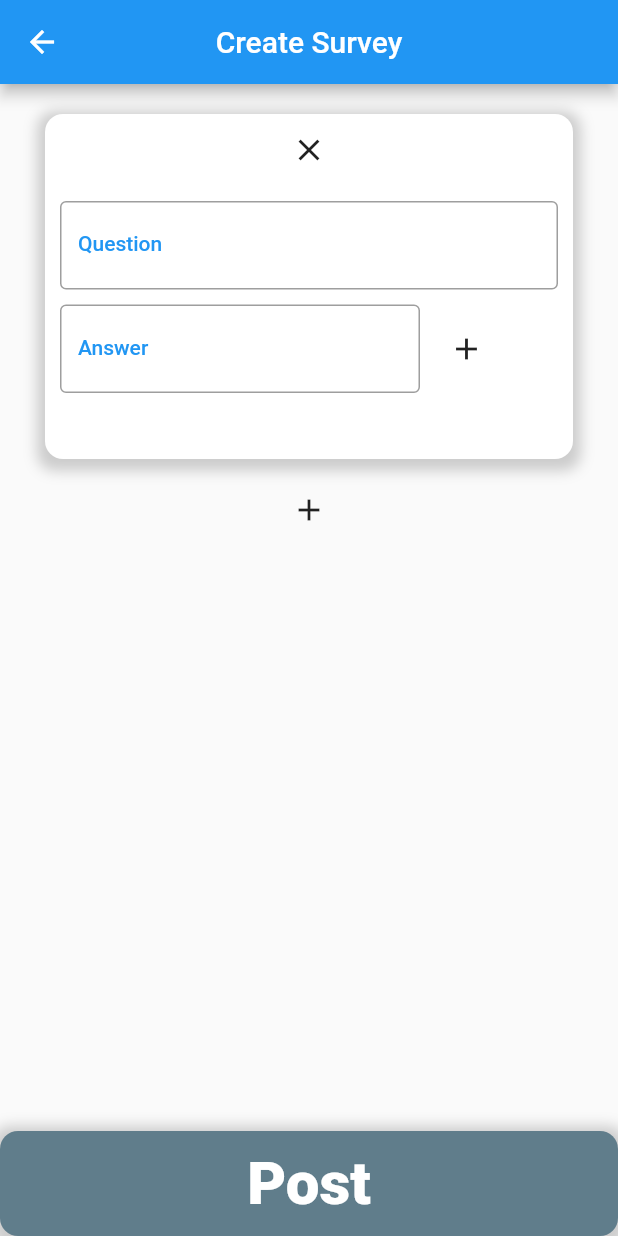
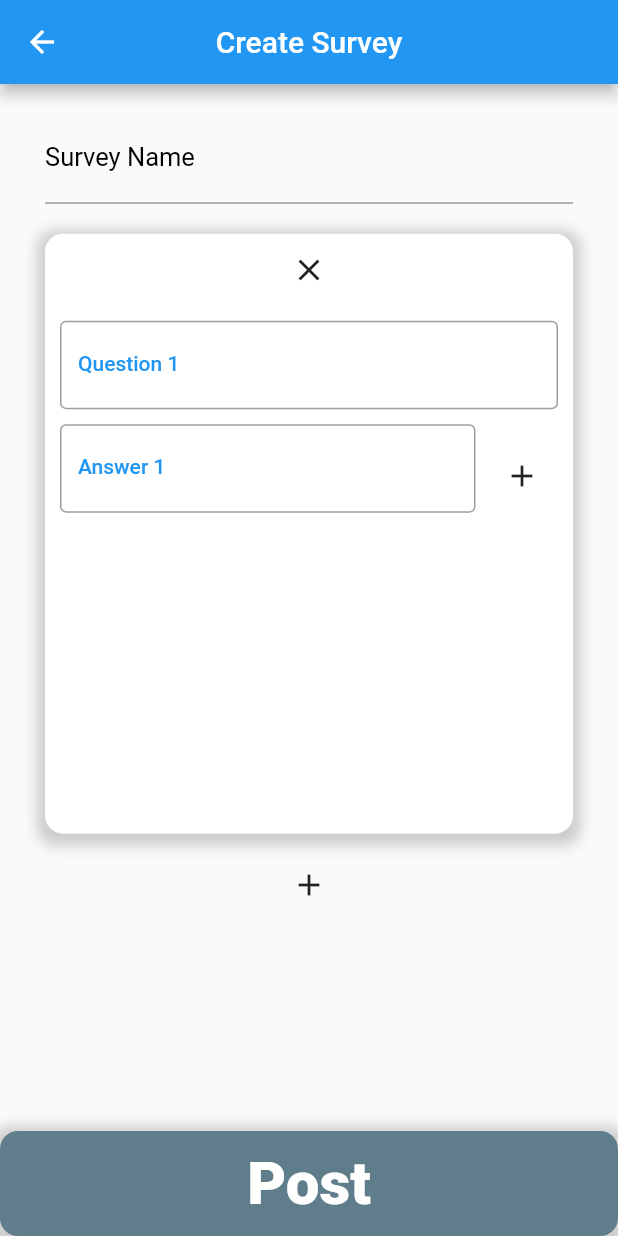
Before and after one commit to shathurshan/Survey-project-frontend, a Flutter app: the CreatePostSceen screen opened by its route, on a phone screen of 412 x 824 dp. Run offline on Flutter 3.47's test engine with Material 2 defaults, Android fonts, the light colour scheme and no system bars; network calls fail.

Commit message:
resolve the type related errors in the signup and signin also did the create post connection and created the ui as well

```diff
--- a/lib/main.dart
+++ b/lib/main.dart
@@ -1,5 +1,4 @@
 import 'package:flutter/material.dart';
-import 'package:survey_project_front_end/ui/admin/admin_dashbord_screen.dart';
 import 'package:survey_project_front_end/ui/admin/create_post_screen.dart';
 import 'package:survey_project_front_end/ui/authendication/login_screen.dart';
 import 'package:survey_project_front_end/ui/authendication/register_screen.dart';
@@ -22,7 +21,6 @@ class MyApp extends StatelessWidget {
       routes: {
         LoginScreen.routeName: (ctx) => const LoginScreen(),
         RegisterScreen.routeName: (ctx) => const RegisterScreen(),
-        AdminDashbordScreen.routeName: (ctx) => const AdminDashbordScreen(),
         UserDashbordScreen.routeName: (ctx) => const UserDashbordScreen(),
         CreatePostSceen.routeName: (ctx) => const CreatePostSceen(),
       },
--- /dev/null
+++ b/lib/models/create_post_model.dart
@@ -0,0 +1,22 @@
+import 'dart:convert';
+
+CreatePostModel createPostModelFromJson(String str) =>
+    CreatePostModel.fromJson(json.decode(str));
+
+String createPostModelToJson(CreatePostModel data) => json.encode(data.toJson());
+
+class CreatePostModel {
+  String message;
+
+  CreatePostModel({
+    required this.message,
+  });
+
+  factory CreatePostModel.fromJson(Map<String, dynamic> json) => CreatePostModel(
+        message: json["message"],
+      );
+
+  Map<String, dynamic> toJson() => {
+        "message": message,
+      };
+}
--- /dev/null
+++ b/lib/models/signup_model.dart
@@ -0,0 +1,22 @@
+import 'dart:convert';
+
+SignUpModel signUpModelFromJson(String str) =>
+    SignUpModel.fromJson(json.decode(str));
+
+String signUpModelToJson(SignUpModel data) => json.encode(data.toJson());
+
+class SignUpModel {
+  String message;
+
+  SignUpModel({
+    required this.message,
+  });
+
+  factory SignUpModel.fromJson(Map<String, dynamic> json) => SignUpModel(
+        message: json["message"],
+      );
+
+  Map<String, dynamic> toJson() => {
+        "message": message,
+      };
+}
--- a/lib/service/apis/api_urls.dart
+++ b/lib/service/apis/api_urls.dart
@@ -13,4 +13,5 @@ class ApiStrings {
   static var getPostsUrl = Uri.parse(getPosts);
   static var userSignin = Uri.parse(signIn);
   static var userSignUp = Uri.parse(signUp);
+  static var createPostUrl = Uri.parse(createPost);
 }
--- /dev/null
+++ b/lib/ui/admin/answer_field.dart
@@ -0,0 +1,31 @@
+import 'package:flutter/material.dart';
+
+class CreatePostAnswerField extends StatelessWidget {
+  final int? answerNumber;
+  const CreatePostAnswerField({
+    super.key,
+    this.answerNumber,
+  });
+
+  @override
+  Widget build(BuildContext context) {
+    return Container(
+      width: 240,
+      margin: const EdgeInsets.only(
+        bottom: 10.0,
+      ),
+      child: TextField(
+        decoration: InputDecoration(
+          border: const OutlineInputBorder(),
+          labelText: "Answer $answerNumber",
+          labelStyle: const TextStyle(
+            color: Colors.blue,
+            fontWeight: FontWeight.w500,
+            fontSize: 14,
+            overflow: TextOverflow.ellipsis,
+          ),
+        ),
+      ),
+    );
+  }
+}
--- a/lib/ui/admin/create_post_screen.dart
+++ b/lib/ui/admin/create_post_screen.dart
@@ -1,10 +1,16 @@
 import 'package:flutter/material.dart';
+import 'package:survey_project_front_end/models/user_model.dart';
+import 'package:survey_project_front_end/service/api_manager.dart';
 import 'package:survey_project_front_end/ui/admin/question_card.dart';
 import 'package:survey_project_front_end/widgets/custom_button.dart';
 
 class CreatePostSceen extends StatefulWidget {
   static const routeName = '/createsurveypostscreen';
-  const CreatePostSceen({super.key});
+  final Users? userDetails;
+  const CreatePostSceen({
+    super.key,
+    this.userDetails,
+  });
 
   @override
   State<CreatePostSceen> createState() => _CreatePostSceenState();
@@ -19,7 +25,8 @@ class _CreatePostSceenState extends State<CreatePostSceen> {
         title: const Text("Create Survey"),
         centerTitle: true,
       ),
-      body: Padding(
+      body: SingleChildScrollView(
+        child: Padding(
           padding: const EdgeInsets.only(
             left: 30.0,
             right: 30.0,
@@ -28,15 +35,32 @@ class _CreatePostSceenState extends State<CreatePostSceen> {
           ),
           child: Column(
             children: [
+              const TextField(
+                decoration: InputDecoration(
+                  labelText: "Survey Name",
+                  labelStyle: TextStyle(
+                    color: Colors.black,
+                    fontWeight: FontWeight.w400,
+                    fontSize: 17,
+                    overflow: TextOverflow.ellipsis,
+                  ),
+                ),
+              ),
+              const SizedBox(
+                height: 20.0,
+              ),
               ListView.builder(
-              scrollDirection: Axis.vertical,
+                physics: const NeverScrollableScrollPhysics(),
                 shrinkWrap: true,
                 itemCount: i,
                 itemBuilder: (context, index) {
                   return QueationAnswerCard(
+                    queNumber: i,
                     onclickCloseFunction: () {
-                    if (i > 0) {
+                      if (i > 1) {
+                        setState(() {
                           i--;
+                        });
                       }
                     },
                   );
@@ -53,10 +77,17 @@ class _CreatePostSceenState extends State<CreatePostSceen> {
             ],
           ),
         ),
+      ),
       bottomNavigationBar: CustomButton(
         buttonHeight: 70,
         text: "Post",
-        onClick: () {},
+        onClick: () {
+          ApiManager().createPost(
+            context,
+            widget.userDetails?.type,
+            widget.userDetails?.token,
+          );
+        },
         fontSize: 40,
         fontWeight: FontWeight.w800,
         buttonBackroundColor: Colors.blueGrey,
--- a/lib/ui/admin/question_card.dart
+++ b/lib/ui/admin/question_card.dart
@@ -1,19 +1,28 @@
 import 'package:flutter/material.dart';
+import 'package:survey_project_front_end/ui/admin/answer_field.dart';
 
-class QueationAnswerCard extends StatelessWidget {
+class QueationAnswerCard extends StatefulWidget {
   final Function()? onclickCloseFunction;
+  final int? queNumber;
   const QueationAnswerCard({
     super.key,
     required this.onclickCloseFunction,
+    this.queNumber,
   });
 
   @override
+  State<QueationAnswerCard> createState() => _QueationAnswerCardState();
+}
+
+class _QueationAnswerCardState extends State<QueationAnswerCard> {
+  int y = 1;
+  @override
   Widget build(BuildContext context) {
-    return Container(
-      height: 230,
+    return SingleChildScrollView(
+      child: Container(
+        height: 400,
         width: double.infinity,
         padding: const EdgeInsets.only(
-        bottom: 40.0,
           left: 10.0,
           right: 10.0,
         ),
@@ -35,7 +44,7 @@ class QueationAnswerCard extends StatelessWidget {
         child: Column(
           children: [
             IconButton(
-            onPressed: onclickCloseFunction,
+              onPressed: widget.onclickCloseFunction,
               icon: const Icon(
                 Icons.close,
               ),
@@ -43,11 +52,11 @@ class QueationAnswerCard extends StatelessWidget {
             const SizedBox(
               height: 10.0,
             ),
-          const TextField(
+            TextField(
               decoration: InputDecoration(
-              border: OutlineInputBorder(),
-              labelText: "Question",
-              labelStyle: TextStyle(
+                border: const OutlineInputBorder(),
+                labelText: "Question ${widget.queNumber}",
+                labelStyle: const TextStyle(
                   color: Colors.blue,
                   fontWeight: FontWeight.w500,
                   fontSize: 14,
@@ -60,33 +69,50 @@ class QueationAnswerCard extends StatelessWidget {
             ),
             Row(
               children: [
-              const SizedBox(
-                width: 240,
-                child: TextField(
-                  decoration: InputDecoration(
-                    border: OutlineInputBorder(),
-                    labelText: "Answer",
-                    labelStyle: TextStyle(
-                      color: Colors.blue,
-                      fontWeight: FontWeight.w500,
-                      fontSize: 14,
-                      overflow: TextOverflow.ellipsis,
-                    ),
-                  ),
+                Expanded(
+                  child: ListView.builder(
+                    physics: const NeverScrollableScrollPhysics(),
+                    shrinkWrap: true,
+                    itemCount: y,
+                    itemBuilder: (context, index) {
+                      return CreatePostAnswerField(
+                        answerNumber: y,
+                      );
+                    },
                   ),
                 ),
                 const SizedBox(
                   width: 7.0,
                 ),
+                Column(
+                  children: [
                     IconButton(
-                onPressed: () {},
+                      onPressed: () {
+                        setState(() {
+                          y++;
+                        });
+                      },
                       icon: const Icon(
                         Icons.add,
                       ),
                     ),
+                    if (y >= 2)
+                      IconButton(
+                        onPressed: () {
+                          setState(() {
+                            y--;
+                          });
+                        },
+                        icon: const Icon(
+                          Icons.close,
+                        ),
+                      ),
                   ],
-          )
+                ),
               ],
+            ),
+          ],
+        ),
       ),
     );
   }
```
Also changed, not shown: lib/service/api_manager.dart (+80 -8 lines), lib/ui/admin/admin_dashbord_screen.dart (deleted, +0 -82 lines), lib/ui/authendication/login_screen.dart (+4 -20 lines), lib/ui/authendication/register_screen.dart (+16 -61 lines), lib/ui/user/user_dashbord_screen.dart (+29 -8 lines). Lines whose indentation alone changed are shown as unchanged.
